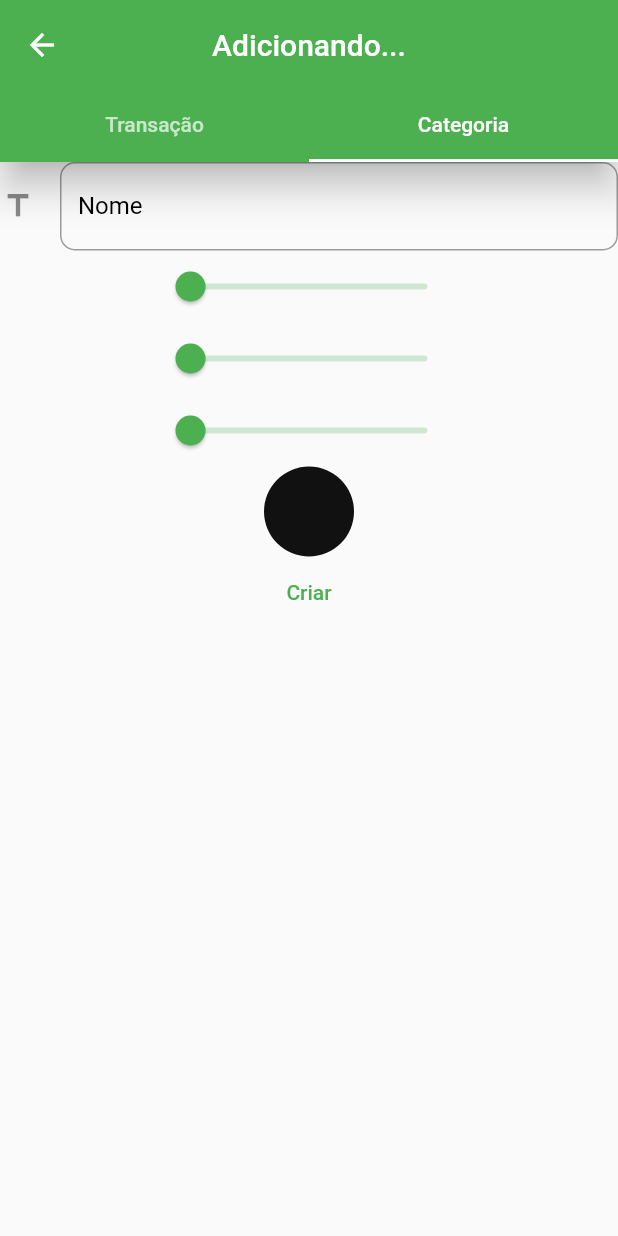
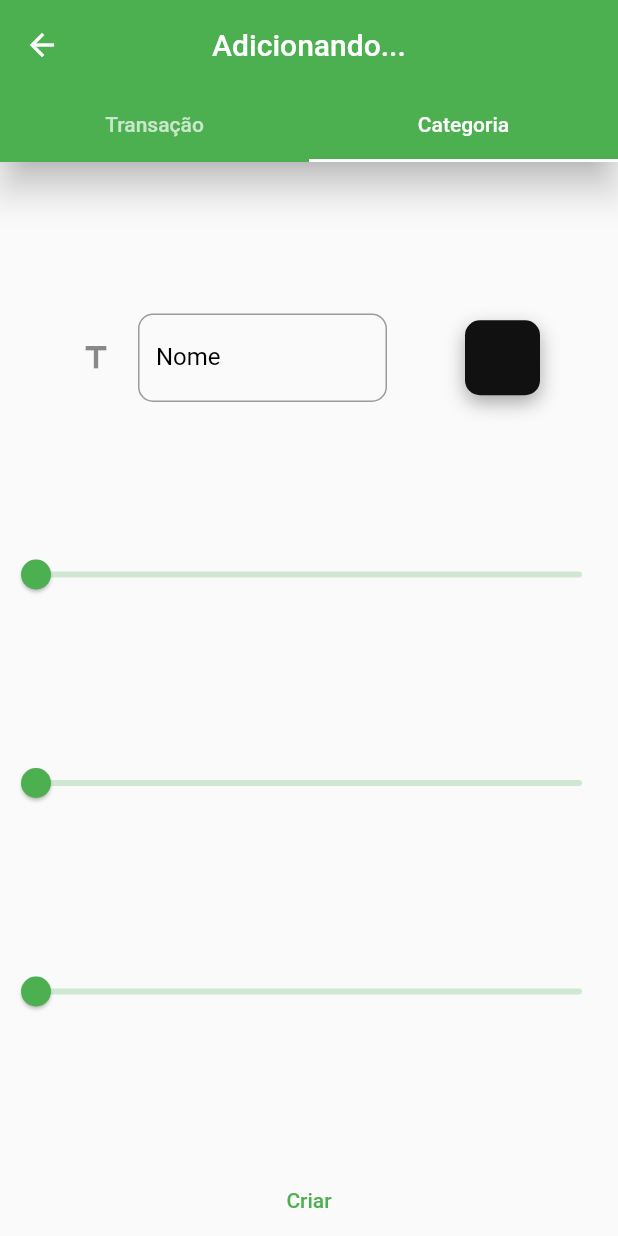
Before and after one commit to Azevedo-Erick/spents-app-front-end, a Flutter app: the NewData screen opened by its route, tab 2 chosen, on a phone screen of 412 x 824 dp. Run offline on Flutter 3.47's test engine with Material 2 defaults, Android fonts, the light colour scheme and no system bars; our stand-ins replace flutter_svg, google_fonts; network calls fail.

Commit message:
Leves alterações

```diff
--- /dev/null
+++ b/lib/screens/details_page.dart
@@ -0,0 +1,17 @@
+import 'package:flutter/material.dart';
+
+class DetailsPage extends StatelessWidget {
+  const DetailsPage({Key? key}) : super(key: key);
+
+  @override
+  Widget build(BuildContext context) {
+    return Scaffold(
+      appBar: AppBar(
+        title: Text('Details Page'),
+      ),
+      body: Center(
+        child: Text('Details Page'),
+      ),
+    );
+  }
+}
--- a/lib/screens/new_data.dart
+++ b/lib/screens/new_data.dart
@@ -337,8 +337,21 @@ class _NewDataState extends State<NewData> {
                     ]),
               ),
               Column(
+                crossAxisAlignment: CrossAxisAlignment.center,
+                mainAxisAlignment: MainAxisAlignment.spaceBetween,
                 children: [
-                  TextFormField(
+                  SafeArea(
+                    child: SizedBox(
+                      height: 10,
+                    ),
+                  ),
+                  Row(
+                    crossAxisAlignment: CrossAxisAlignment.center,
+                    mainAxisAlignment: MainAxisAlignment.spaceEvenly,
+                    children: [
+                      Container(
+                        width: MediaQuery.of(context).size.width * 0.5,
+                        child: TextFormField(
                           decoration: InputDecoration(
                             labelText: 'Nome',
                             icon: Icon(Icons.title),
@@ -357,9 +370,24 @@ class _NewDataState extends State<NewData> {
                             return null;
                           },
                         ),
-                  SizedBox(
-                    width: MediaQuery.of(context).size.width * 0.5,
-                    child: Slider(
+                      ),
+                      Container(
+                        padding: EdgeInsets.all(25),
+                        decoration: BoxDecoration(
+                            borderRadius: BorderRadius.circular(10),
+                            boxShadow: [
+                              BoxShadow(
+                                color: Colors.grey.withOpacity(0.9),
+                                blurRadius: 10,
+                                offset: Offset(0, 5),
+                              )
+                            ],
+                            color: Color(int.parse(
+                                "0XFF${rgbToHex(_red)}${rgbToHex(_green)}${rgbToHex(_blue)}"))),
+                      ),
+                    ],
+                  ),
+                  Slider(
                       value: _red,
                       onChanged: (value) {
                         setState(() {
@@ -369,10 +397,7 @@ class _NewDataState extends State<NewData> {
                       min: 0,
                       max: 255,
                       label: 'R'),
-                  ),
-                  SizedBox(
-                    width: MediaQuery.of(context).size.width * 0.5,
-                    child: Slider(
+                  Slider(
                       value: _green,
                       onChanged: (value) {
                         setState(() {
@@ -382,10 +407,7 @@ class _NewDataState extends State<NewData> {
                       min: 0,
                       max: 255,
                       label: 'G'),
-                  ),
-                  SizedBox(
-                    width: MediaQuery.of(context).size.width * 0.5,
-                    child: Slider(
+                  Slider(
                       value: _blue,
                       onChanged: (value) {
                         setState(() {
@@ -394,16 +416,7 @@ class _NewDataState extends State<NewData> {
                       },
                       min: 0,
                       max: 255,
-                        label: 'Blue'),
-                  ),
-                  Container(
-                    height: 60,
-                    width: 60,
-                    decoration: BoxDecoration(
-                        borderRadius: BorderRadius.circular(50),
-                        color: Color(int.parse(
-                            "0XFF${rgbToHex(_red)}${rgbToHex(_green)}${rgbToHex(_blue)}"))),
-                  ),
+                      label: 'B'),
                   TextButton(
                       onPressed: () => {
                             // show snack bar with SnackBarWidget
```
Lines whose indentation alone changed are shown as unchanged.
